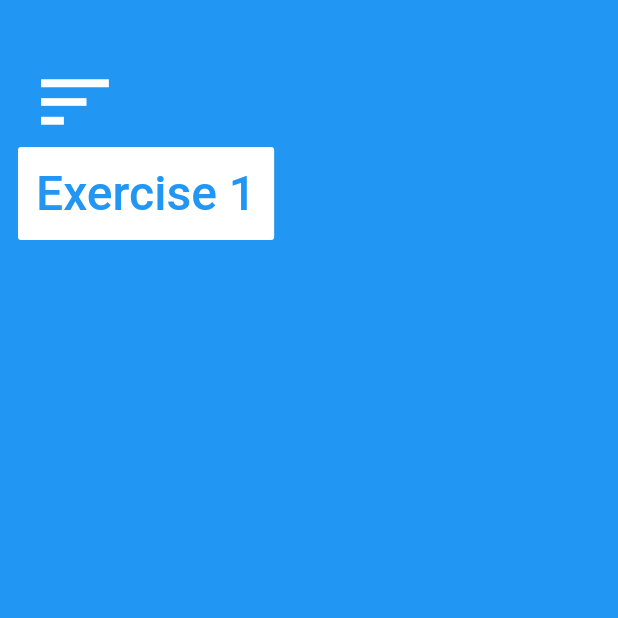
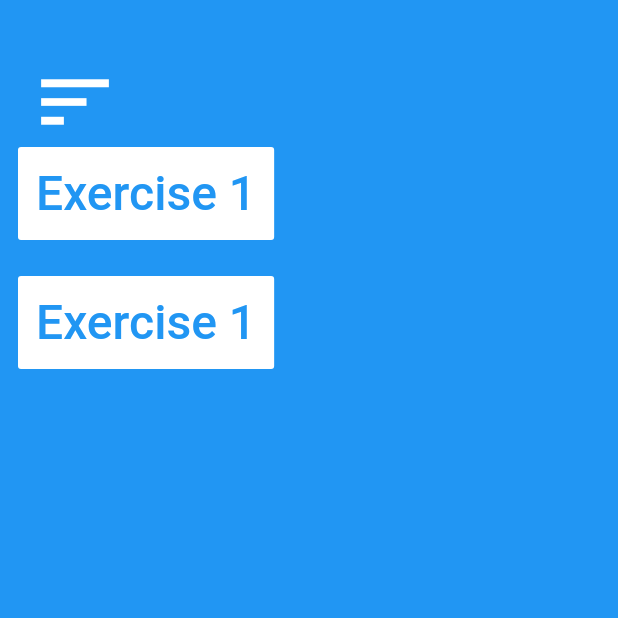
Before and after one commit to jamccauley/exoskeleton_app, a Flutter app: the screen it shows after launch, on a phone screen of 412 x 824 dp, the top half of it. Run offline on Flutter 3.47's test engine with Material 2 defaults, Android fonts, the phone set to English and light mode, and no system bars.

Commit message:
added a second button

```diff
--- a/lib/main.dart
+++ b/lib/main.dart
@@ -51,6 +51,23 @@ class HomeState extends State<Homepage> {
                   )
                 ],
               )
+            ),
+            Padding( //padding for second row
+              padding: const EdgeInsets.all(12), //using .all ...
+                child: Row( //second row
+                  children: <Widget>[ //second (& third & fourth, ad nauseam) item will be exercise selection buttons, not sure if these are static or if we can update the list at will
+                    FlatButton( //using the flat button class, simple interactive text based buttons
+                      textColor: Colors.blue,
+                      color: Colors.white,
+                      padding: EdgeInsets.all(12),
+                      child: Text( //defining the text within the button
+                        "Exercise 1",
+                        style: TextStyle(fontSize: 32),
+                      ),
+                      onPressed: () {}, //onpressed for the exercise selection
+                    )
+                  ],
+                )
             )
           ],
         )
```
